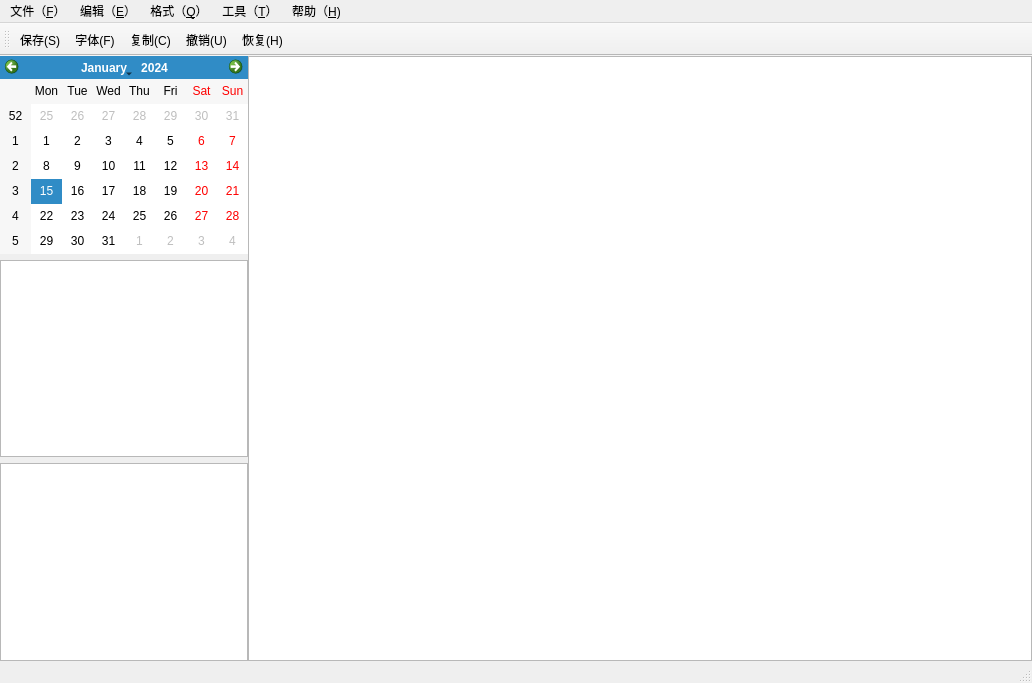
First picture: the form in LxDairy/DairyMainWindow.ui, repository leishengxie/FengZhiHong, before the edit.
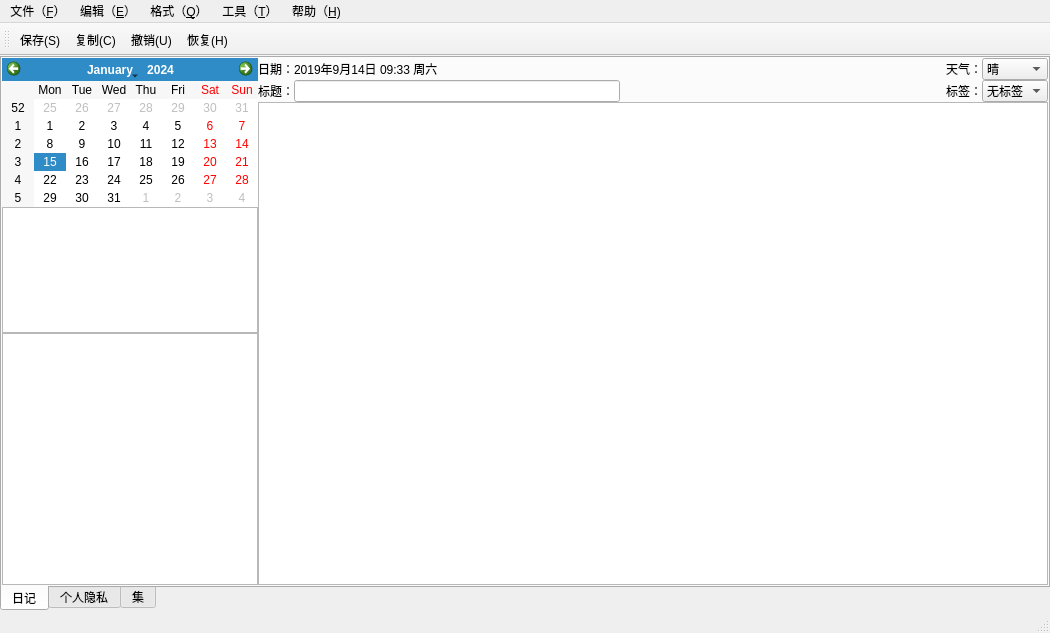
Second picture: the form after the edit. Icons and pictures are not drawn.

```diff
--- a/LxDairy/DairyMainWindow.ui
+++ b/LxDairy/DairyMainWindow.ui
@@ -6,15 +6,15 @@
    <rect>
     <x>0</x>
     <y>0</y>
-    <width>1032</width>
-    <height>683</height>
+    <width>1050</width>
+    <height>633</height>
    </rect>
   </property>
   <property name="windowTitle">
    <string>MainWindow</string>
   </property>
   <widget class="QWidget" name="centralWidget">
-   <layout class="QHBoxLayout" name="horizontalLayout" stretch="1,4">
+   <layout class="QHBoxLayout" name="horizontalLayout_3">
     <property name="spacing">
      <number>0</number>
     </property>
@@ -31,30 +31,228 @@
      <number>0</number>
     </property>
     <item>
-     <layout class="QVBoxLayout" name="verticalLayout">
-      <item>
-       <widget class="QCalendarWidget" name="calendarWidget"/>
-      </item>
-      <item>
-       <widget class="QTreeView" name="treeDairy"/>
-      </item>
-      <item>
-       <widget class="QTreeView" name="treeTag"/>
-      </item>
-     </layout>
-    </item>
-    <item>
-     <widget class="QTextEdit" name="textEdit">
-      <property name="styleSheet">
-       <string notr="true">background-image: url(:/img/bg.jpg);</string>
+     <widget class="QTabWidget" name="tabWidget">
+      <property name="tabPosition">
+       <enum>QTabWidget::South</enum>
       </property>
-      <property name="html">
-       <string>&lt;!DOCTYPE HTML PUBLIC &quot;-//W3C//DTD HTML 4.0//EN&quot; &quot;http://www.w3.org/TR/REC-html40/strict.dtd&quot;&gt;
+      <property name="tabShape">
+       <enum>QTabWidget::Rounded</enum>
+      </property>
+      <property name="currentIndex">
+       <number>0</number>
+      </property>
+      <widget class="QWidget" name="tab">
+       <attribute name="title">
+        <string>日记</string>
+       </attribute>
+       <layout class="QHBoxLayout" name="horizontalLayout_4" stretch="0,1">
+        <property name="spacing">
+         <number>0</number>
+        </property>
+        <property name="leftMargin">
+         <number>0</number>
+        </property>
+        <property name="topMargin">
+         <number>0</number>
+        </property>
+        <property name="rightMargin">
+         <number>0</number>
+        </property>
+        <property name="bottomMargin">
+         <number>0</number>
+        </property>
+        <item>
+         <layout class="QVBoxLayout" name="verticalLayout" stretch="1,1,2">
+          <property name="spacing">
+           <number>0</number>
+          </property>
+          <item>
+           <widget class="QCalendarWidget" name="calendarWidget"/>
+          </item>
+          <item>
+           <widget class="QListView" name="listViewTag"/>
+          </item>
+          <item>
+           <widget class="QTreeView" name="treeDairy"/>
+          </item>
+         </layout>
+        </item>
+        <item>
+         <layout class="QVBoxLayout" name="verticalLayout_3">
+          <property name="spacing">
+           <number>0</number>
+          </property>
+          <item>
+           <layout class="QHBoxLayout" name="horizontalLayout">
+            <property name="spacing">
+             <number>0</number>
+            </property>
+            <item>
+             <widget class="QLabel" name="label_4">
+              <property name="text">
+               <string>日期：</string>
+              </property>
+             </widget>
+            </item>
+            <item>
+             <widget class="QLabel" name="label_3">
+              <property name="text">
+               <string>2019年9月14日 09:33 周六</string>
+              </property>
+             </widget>
+            </item>
+            <item>
+             <spacer name="horizontalSpacer">
+              <property name="orientation">
+               <enum>Qt::Horizontal</enum>
+              </property>
+              <property name="sizeHint" stdset="0">
+               <size>
+                <width>40</width>
+                <height>20</height>
+               </size>
+              </property>
+             </spacer>
+            </item>
+            <item>
+             <widget class="QLabel" name="label">
+              <property name="text">
+               <string>天气：</string>
+              </property>
+             </widget>
+            </item>
+            <item>
+             <widget class="QComboBox" name="comboBox_2">
+              <item>
+               <property name="text">
+                <string>晴</string>
+               </property>
+              </item>
+              <item>
+               <property name="text">
+                <string>多云</string>
+               </property>
+              </item>
+              <item>
+               <property name="text">
+                <string>阴</string>
+               </property>
+              </item>
+              <item>
+               <property name="text">
+                <string>阵雨</string>
+               </property>
+              </item>
+              <item>
+               <property name="text">
+                <string>小雨</string>
+               </property>
+              </item>
+              <item>
+               <property name="text">
+                <string>大雨</string>
+               </property>
+              </item>
+              <item>
+               <property name="text">
+                <string>雷阵雨</string>
+               </property>
+              </item>
+              <item>
+               <property name="text">
+                <string>沙尘</string>
+               </property>
+              </item>
+              <item>
+               <property name="text">
+                <string>小雪</string>
+               </property>
+              </item>
+              <item>
+               <property name="text">
+                <string>大雪</string>
+               </property>
+              </item>
+              <item>
+               <property name="text">
+                <string>冰雹</string>
+               </property>
+              </item>
+             </widget>
+            </item>
+           </layout>
+          </item>
+          <item>
+           <layout class="QHBoxLayout" name="horizontalLayout_2">
+            <property name="spacing">
+             <number>0</number>
+            </property>
+            <item>
+             <widget class="QLabel" name="label_6">
+              <property name="text">
+               <string>标题：</string>
+              </property>
+             </widget>
+            </item>
+            <item>
+             <widget class="QLineEdit" name="lineEdit"/>
+            </item>
+            <item>
+             <spacer name="horizontalSpacer_2">
+              <property name="orientation">
+               <enum>Qt::Horizontal</enum>
+              </property>
+              <property name="sizeHint" stdset="0">
+               <size>
+                <width>40</width>
+                <height>20</height>
+               </size>
+              </property>
+             </spacer>
+            </item>
+            <item>
+             <widget class="QLabel" name="label_2">
+              <property name="text">
+               <string>标签：</string>
+              </property>
+             </widget>
+            </item>
+            <item>
+             <widget class="QComboBox" name="comboBox">
+              <item>
+               <property name="text">
+                <string>无标签</string>
+               </property>
+              </item>
+             </widget>
+            </item>
+           </layout>
+          </item>
+          <item>
+           <widget class="QTextEdit" name="textEdit">
+            <property name="html">
+             <string>&lt;!DOCTYPE HTML PUBLIC &quot;-//W3C//DTD HTML 4.0//EN&quot; &quot;http://www.w3.org/TR/REC-html40/strict.dtd&quot;&gt;
 &lt;html&gt;&lt;head&gt;&lt;meta name=&quot;qrichtext&quot; content=&quot;1&quot; /&gt;&lt;style type=&quot;text/css&quot;&gt;
 p, li { white-space: pre-wrap; }
 &lt;/style&gt;&lt;/head&gt;&lt;body style=&quot; font-family:'SimSun'; font-size:9pt; font-weight:400; font-style:normal;&quot;&gt;
 &lt;p style=&quot;-qt-paragraph-type:empty; margin-top:0px; margin-bottom:0px; margin-left:0px; margin-right:0px; -qt-block-indent:0; text-indent:0px; font-family:'宋体';&quot;&gt;&lt;br /&gt;&lt;/p&gt;&lt;/body&gt;&lt;/html&gt;</string>
-      </property>
+            </property>
+           </widget>
+          </item>
+         </layout>
+        </item>
+       </layout>
+      </widget>
+      <widget class="QWidget" name="tab_2">
+       <attribute name="title">
+        <string>个人隐私</string>
+       </attribute>
+      </widget>
+      <widget class="QWidget" name="tab_3">
+       <attribute name="title">
+        <string>集</string>
+       </attribute>
+      </widget>
      </widget>
     </item>
    </layout>
@@ -64,8 +262,8 @@
     <rect>
      <x>0</x>
      <y>0</y>
-     <width>1032</width>
-     <height>23</height>
+     <width>1050</width>
+     <height>26</height>
     </rect>
    </property>
    <widget class="QMenu" name="menu_F">
@@ -74,37 +272,33 @@
     </property>
     <addaction name="action_save"/>
     <addaction name="separator"/>
-    <addaction name="actionLock"/>
+    <addaction name="action_lock"/>
     <addaction name="separator"/>
-    <addaction name="logout"/>
-    <addaction name="action_X"/>
+    <addaction name="action_logout"/>
+    <addaction name="action_exit"/>
    </widget>
    <widget class="QMenu" name="menu_F_2">
     <property name="title">
      <string>编辑（&amp;E）</string>
     </property>
-    <addaction name="action_repeal"/>
-    <addaction name="action_recover"/>
-    <addaction name="action_T"/>
+    <addaction name="action_undo"/>
+    <addaction name="action_redo"/>
+    <addaction name="action_cut"/>
     <addaction name="action_copy"/>
-    <addaction name="action_P_2"/>
+    <addaction name="action_paste"/>
     <addaction name="separator"/>
-    <addaction name="action_D"/>
    </widget>
    <widget class="QMenu" name="menu_Q">
     <property name="title">
      <string>格式（&amp;Q）</string>
     </property>
-    <addaction name="action_F"/>
-    <addaction name="action_C_2"/>
+    <addaction name="action_color"/>
    </widget>
    <widget class="QMenu" name="menu_H">
     <property name="title">
      <string>帮助（&amp;H)</string>
     </property>
-    <addaction name="action_Qt_A"/>
-    <addaction name="action_AW"/>
-    <addaction name="action_AS"/>
+    <addaction name="action_about"/>
    </widget>
    <widget class="QMenu" name="menu_T">
     <property name="title">
@@ -126,42 +320,16 @@
     <bool>false</bool>
    </attribute>
    <addaction name="action_save"/>
-   <addaction name="action_F"/>
    <addaction name="action_copy"/>
-   <addaction name="action_repeal"/>
-   <addaction name="action_recover"/>
+   <addaction name="action_undo"/>
+   <addaction name="action_redo"/>
   </widget>
   <widget class="QStatusBar" name="statusBar"/>
-  <action name="action_N">
+  <action name="action_new_dairy">
    <property name="text">
     <string>新建（&amp;N）</string>
    </property>
   </action>
-  <action name="action_O">
-   <property name="text">
-    <string>打开（&amp;O）</string>
-   </property>
-  </action>
-  <action name="action_A">
-   <property name="text">
-    <string>另存为(&amp;A)</string>
-   </property>
-  </action>
-  <action name="action_U">
-   <property name="text">
-    <string>页面设置(&amp;U)</string>
-   </property>
-  </action>
-  <action name="action_P">
-   <property name="text">
-    <string>打印(&amp;P)</string>
-   </property>
-  </action>
-  <action name="action_X">
-   <property name="text">
-    <string>退出(&amp;X)</string>
-   </property>
-  </action>
   <action name="action_save">
    <property name="icon">
     <iconset resource="res.qrc">
@@ -171,7 +339,7 @@
     <string>保存(&amp;S)</string>
    </property>
   </action>
-  <action name="action_repeal">
+  <action name="action_undo">
    <property name="icon">
     <iconset resource="res.qrc">
      <normaloff>:/img/arrows_left.png</normaloff>:/img/arrows_left.png</iconset>
@@ -180,7 +348,7 @@
     <string>撤销(&amp;U)</string>
    </property>
   </action>
-  <action name="action_T">
+  <action name="action_cut">
    <property name="text">
     <string>剪切(&amp;T)</string>
    </property>
@@ -194,31 +362,17 @@
     <string>复制(&amp;C)</string>
    </property>
   </action>
-  <action name="action_P_2">
+  <action name="action_paste">
    <property name="text">
     <string>粘贴(&amp;P)</string>
    </property>
   </action>
-  <action name="action_D">
-   <property name="text">
-    <string>日期(&amp;D)</string>
-   </property>
-  </action>
-  <action name="action_F">
-   <property name="icon">
-    <iconset>
-     <normaloff>:/new/icon/icon/Text.png</normaloff>:/new/icon/icon/Text.png</iconset>
-   </property>
-   <property name="text">
-    <string>字体(&amp;F)</string>
-   </property>
-  </action>
-  <action name="action_C_2">
+  <action name="action_color">
    <property name="text">
     <string>字体颜色(&amp;C)</string>
    </property>
   </action>
-  <action name="action_recover">
+  <action name="action_redo">
    <property name="icon">
     <iconset resource="res.qrc">
      <normaloff>:/img/arrows_right.png</normaloff>:/img/arrows_right.png</iconset>
@@ -227,22 +381,12 @@
     <string>恢复(&amp;H)</string>
    </property>
   </action>
-  <action name="action_Qt_A">
+  <action name="action_about">
    <property name="text">
-    <string>关于Qt（&amp;A）</string>
+    <string>关于(&amp;A)</string>
    </property>
   </action>
-  <action name="action_AW">
-   <property name="text">
-    <string>关于官网(&amp;AW)</string>
-   </property>
-  </action>
-  <action name="action_AS">
-   <property name="text">
-    <string>关于软件(&amp;AS)</string>
-   </property>
-  </action>
-  <action name="actionLock">
+  <action name="action_lock">
    <property name="text">
     <string>锁定</string>
    </property>
@@ -261,11 +405,21 @@
     <string>皮肤</string>
    </property>
   </action>
-  <action name="logout">
+  <action name="action_logout">
    <property name="text">
     <string>注销</string>
    </property>
   </action>
+  <action name="action_exit">
+   <property name="text">
+    <string>退出(&amp;X)</string>
+   </property>
+  </action>
+  <action name="action_font">
+   <property name="text">
+    <string>字体</string>
+   </property>
+  </action>
  </widget>
  <layoutdefault spacing="6" margin="11"/>
  <resources>
```
